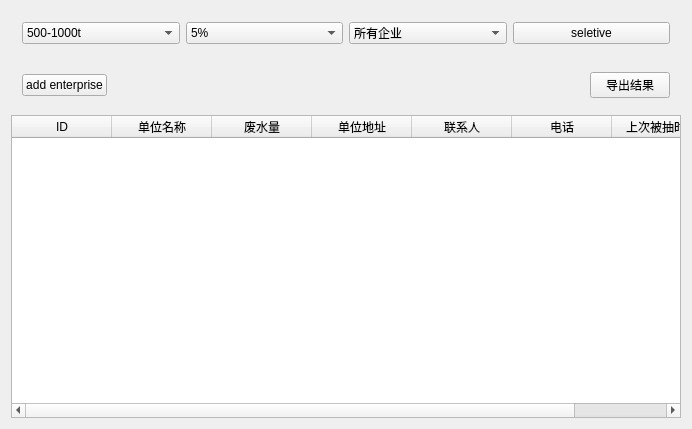
Before: the Qt Designer form mainwindow.ui in 3642214/selective, drawn with Qt 5.
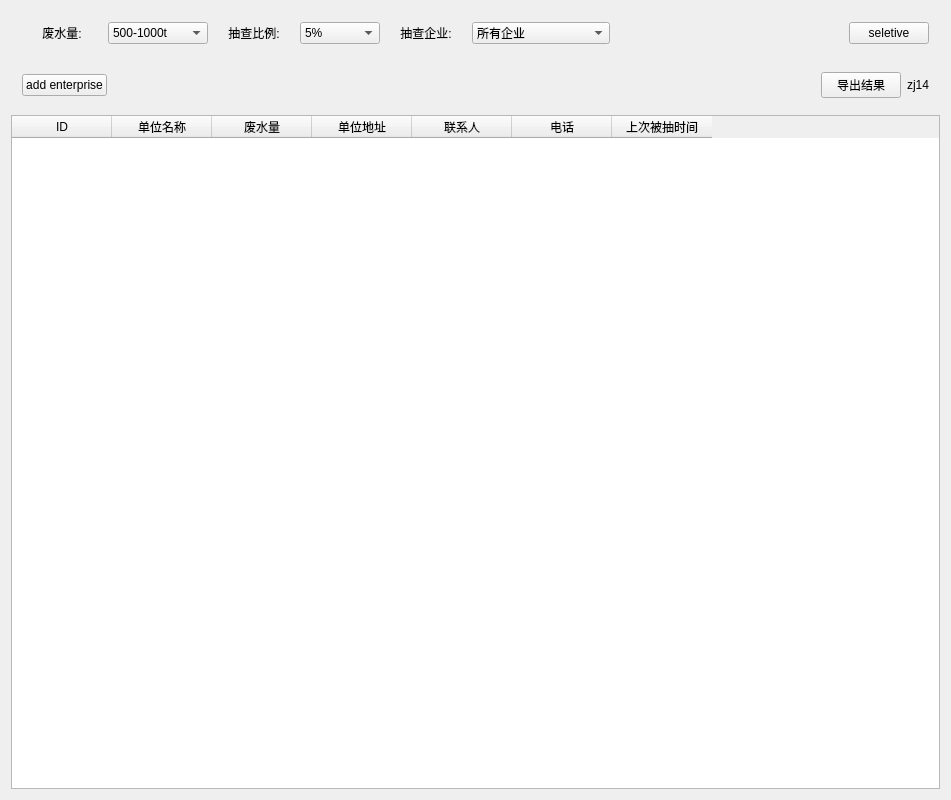
After: the same form once the commit is applied.

```diff
--- a/mainwindow.ui
+++ b/mainwindow.ui
@@ -6,8 +6,8 @@
    <rect>
     <x>0</x>
     <y>0</y>
-    <width>692</width>
-    <height>429</height>
+    <width>951</width>
+    <height>800</height>
    </rect>
   </property>
   <property name="windowTitle">
@@ -18,8 +18,33 @@
     <item>
      <widget class="QWidget" name="widget" native="true">
       <layout class="QHBoxLayout" name="horizontalLayout">
+       <item>
+        <widget class="QLabel" name="label_2">
+         <property name="minimumSize">
+          <size>
+           <width>80</width>
+           <height>0</height>
+          </size>
+         </property>
+         <property name="text">
+          <string>废水量:</string>
+         </property>
+         <property name="textFormat">
+          <enum>Qt::AutoText</enum>
+         </property>
+         <property name="alignment">
+          <set>Qt::AlignCenter</set>
+         </property>
+        </widget>
+       </item>
        <item>
         <widget class="QComboBox" name="waterCombo">
+         <property name="minimumSize">
+          <size>
+           <width>100</width>
+           <height>0</height>
+          </size>
+         </property>
          <item>
           <property name="text">
            <string>500-1000t</string>
@@ -37,8 +62,30 @@
          </item>
         </widget>
        </item>
+       <item>
+        <widget class="QLabel" name="label_3">
+         <property name="minimumSize">
+          <size>
+           <width>80</width>
+           <height>0</height>
+          </size>
+         </property>
+         <property name="text">
+          <string>抽查比例:</string>
+         </property>
+         <property name="alignment">
+          <set>Qt::AlignCenter</set>
+         </property>
+        </widget>
+       </item>
        <item>
         <widget class="QComboBox" name="perCombo">
+         <property name="minimumSize">
+          <size>
+           <width>80</width>
+           <height>0</height>
+          </size>
+         </property>
          <item>
           <property name="text">
            <string>5%</string>
@@ -56,8 +103,30 @@
          </item>
         </widget>
        </item>
+       <item>
+        <widget class="QLabel" name="label_4">
+         <property name="minimumSize">
+          <size>
+           <width>80</width>
+           <height>0</height>
+          </size>
+         </property>
+         <property name="text">
+          <string>抽查企业:</string>
+         </property>
+         <property name="alignment">
+          <set>Qt::AlignCenter</set>
+         </property>
+        </widget>
+       </item>
        <item>
         <widget class="QComboBox" name="enterpriseCombo">
+         <property name="minimumSize">
+          <size>
+           <width>80</width>
+           <height>0</height>
+          </size>
+         </property>
          <item>
           <property name="text">
            <string>所有企业</string>
@@ -70,6 +139,19 @@
          </item>
         </widget>
        </item>
+       <item>
+        <spacer name="horizontalSpacer_2">
+         <property name="orientation">
+          <enum>Qt::Horizontal</enum>
+         </property>
+         <property name="sizeHint" stdset="0">
+          <size>
+           <width>40</width>
+           <height>20</height>
+          </size>
+         </property>
+        </spacer>
+       </item>
        <item>
         <widget class="QPushButton" name="seletiveButton">
          <property name="text">
@@ -110,6 +192,13 @@
          </property>
         </widget>
        </item>
+       <item>
+        <widget class="QLabel" name="label">
+         <property name="text">
+          <string>zj14</string>
+         </property>
+        </widget>
+       </item>
       </layout>
      </widget>
     </item>
```
Left out of the diff: 2 changed lines with no effect on the pictures.
